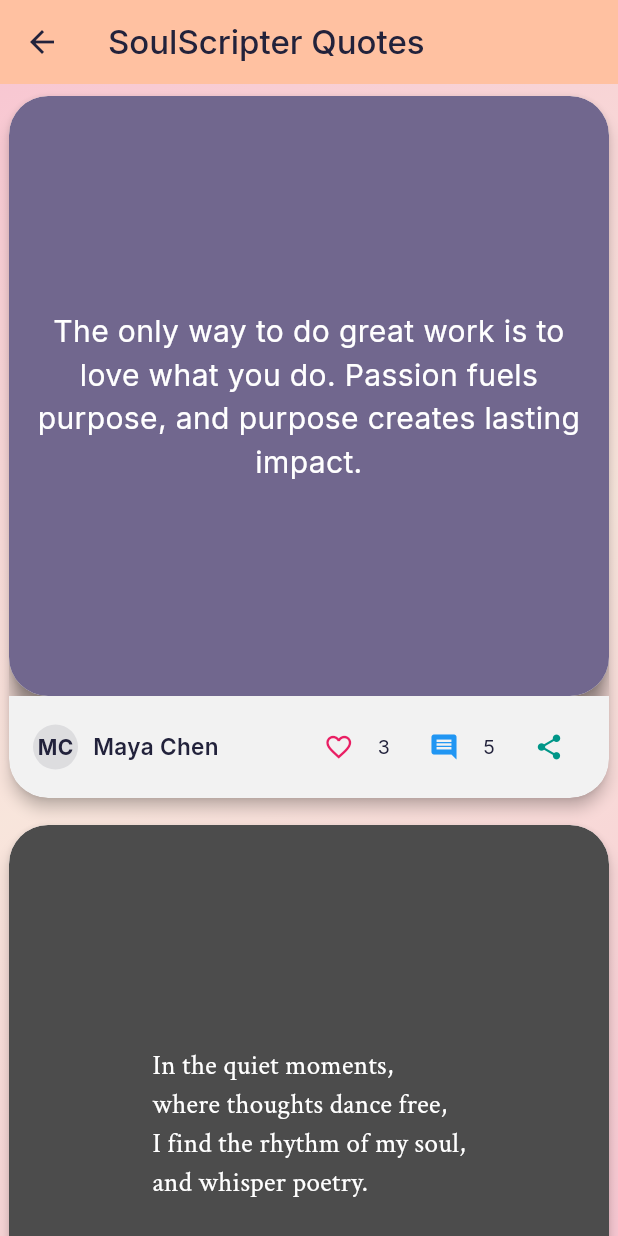
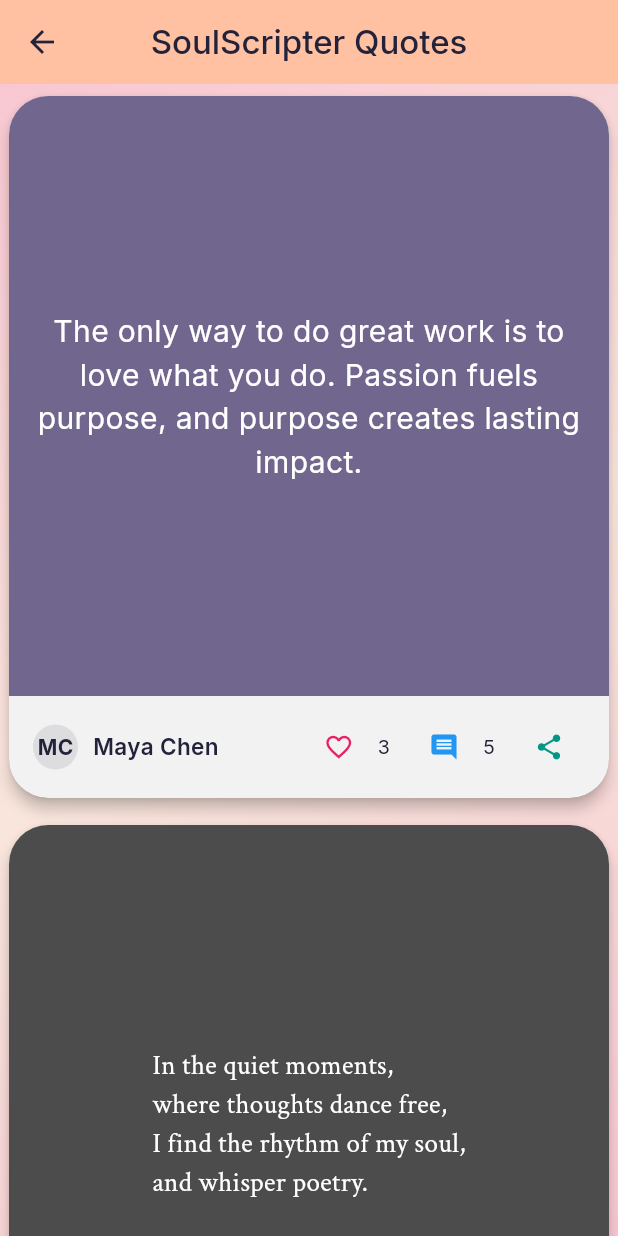
Before and after one commit to Vnjvibhash/SoulScripter, a Flutter app: the HomeScreen screen opened directly, on a phone screen of 412 x 824 dp. Run offline on Flutter 3.47's test engine with Material 3 defaults, Android fonts, the phone set to English and light mode, and no system bars; our stand-ins replace curved_navigation_bar, flutter_colorpicker, google_fonts, image_picker, shared_preferences, shimmer_animation; accounts and stored records are empty; statements that could not run were skipped.

Commit message:
minner twick and changes in Design and Auth Provider

```diff
--- a/lib/screens/home_screen.dart
+++ b/lib/screens/home_screen.dart
@@ -33,7 +33,10 @@ class _HomeScreenState extends State<HomeScreen> {
   @override
   Widget build(BuildContext context) {
     return Scaffold(
-      appBar: AppBar(title: const Text('SoulScripter Quotes')),
+      appBar: AppBar(
+        title: const Text('SoulScripter Quotes'),
+        centerTitle: true,
+      ),
       backgroundColor: Colors.grey[100],
       body: Stack(
         children: [
--- a/lib/screens/login_screen.dart
+++ b/lib/screens/login_screen.dart
@@ -16,6 +16,7 @@ class LoginScreen extends StatefulWidget {
 class _LoginScreenState extends State<LoginScreen> {
   final _formKey = GlobalKey<FormState>();
   String _email = '';
+  // ignore: unused_field
   String _password = '';
   bool _obscurePassword = true;
 
--- a/lib/screens/preview_screen.dart
+++ b/lib/screens/preview_screen.dart
@@ -63,7 +63,7 @@ class _PreviewScreenState extends State<PreviewScreen> {
   @override
   Widget build(BuildContext context) {
     return Scaffold(
-      appBar: AppBar(title: const Text("Preview & Adjust")),
+      appBar: AppBar(title: const Text("Preview & Adjust"), centerTitle: true),
       body: Column(
         mainAxisAlignment: MainAxisAlignment.spaceBetween,
         children: [
--- a/lib/widgets/quote/quote_card.dart
+++ b/lib/widgets/quote/quote_card.dart
@@ -56,9 +56,7 @@ class QuoteCard extends StatelessWidget {
       aspectRatio: 1,
       child: Material(
         elevation: 4,
-        borderRadius: BorderRadius.circular(26),
         child: ClipRRect(
-          borderRadius: BorderRadius.circular(26),
           child: LayoutBuilder(
             builder: (context, constraints) {
               final double side = constraints.maxWidth < constraints.maxHeight
```
Also changed, not shown: lib/screens/caption_screen.dart (+7 -12 lines), lib/screens/quote_composer.dart (+5 -5 lines).
